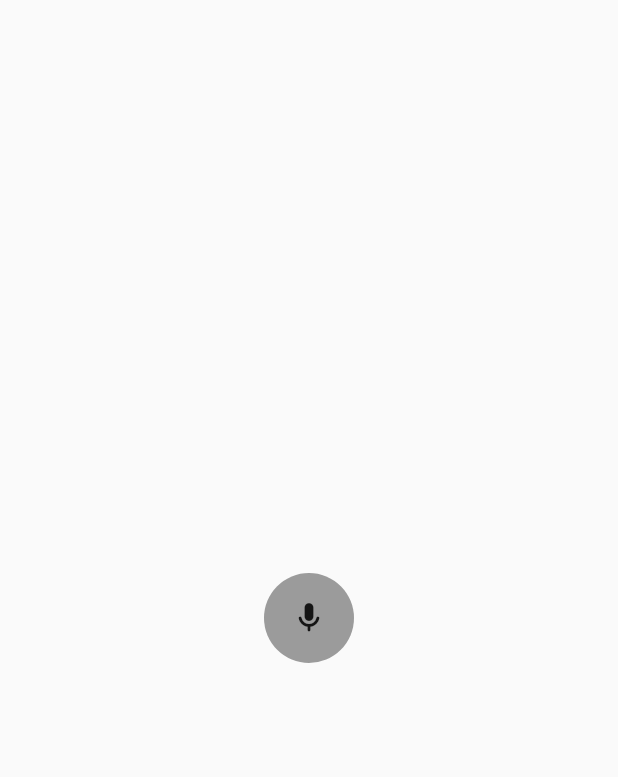
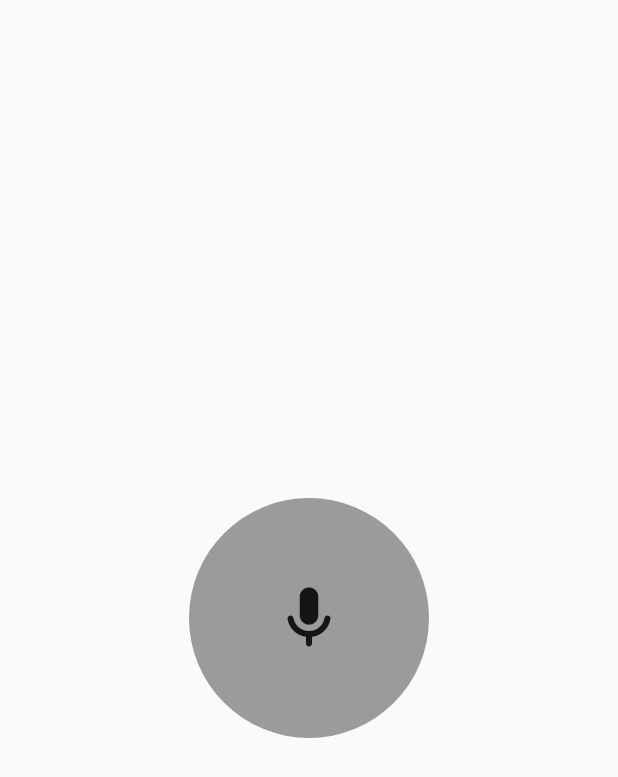
Before and after one commit to maratbekovaidar/shaiqa, a Flutter app: the screen it shows after launch, after a tap on the "mic" icon, on a phone screen of 412 x 824 dp. Shown: the top 777 px of the screen. Run offline on Flutter 3.47's test engine with Material 2 defaults, Android fonts, the phone set to English and light mode, and no system bars; our stand-ins replace dio, permission_handler; missing offline and left inert: flutter_sound, mic_stream.

Commit message:
feat(api): sound detect service feat(sound_stream): release microphone voice stream controller

```diff
--- a/lib/core/sound/sound_controller.dart
+++ b/lib/core/sound/sound_controller.dart
@@ -1,17 +1,17 @@
 
-
+import 'dart:async';
+import 'dart:convert';
 import 'dart:io';
 
-import 'package:flutter/material.dart';
+import 'package:flutter/foundation.dart';
 import 'package:flutter_sound/flutter_sound.dart';
 import 'package:permission_handler/permission_handler.dart';
-
-const pathToSaveAudio = 'record_audio.mp4';
 
 class SoundController {
 
   FlutterSoundRecorder? _soundRecorder;
   bool _isRecorderInitialised = false;
+  StreamSink<Food>? toStream;
 
   bool get isRecording => _soundRecorder!.isRecording;
 
@@ -40,16 +40,26 @@ class SoundController {
   Future _record() async {
     if(!_isRecorderInitialised) return;
 
+
+
     debugPrint("Start recording");
-    await _soundRecorder!.startRecorder(toFile: pathToSaveAudio, codec: Codec.aacMP4);
+    await _soundRecorder!.startRecorder(
+      toFile: "recordedSound.mp4",
+      // codec: Codec.defaultCodec,
+      sampleRate: 44100,
+      // bitRate: 44100,
+      numChannels: 1
+    );
   }
 
   Future _stop() async {
     if(!_isRecorderInitialised) return;
-    await _soundRecorder!.stopRecorder().then((value) {
-      print(value);
-    });
-    debugPrint("End recording");
+    String? path = await _soundRecorder!.stopRecorder();
+    debugPrint("Path: " + path!);
+    // final bytes = File(path).readAsBytesSync();
+    // String img64 = base64Encode(bytes);
+    // debugPrint("End recording");
+    // debugPrint(img64);
   }
 
   Future toggleRecording() async {
--- /dev/null
+++ b/lib/core/sound/sound_stream_controller.dart
@@ -0,0 +1,40 @@
+
+
+import 'dart:async';
+import 'dart:convert';
+import 'dart:typed_data';
+import 'package:mic_stream/mic_stream.dart';
+import 'package:shaiqa/utils/services/music_detect_service.dart';
+
+class SoundStreamController {
+
+  late StreamSubscription<List<int>> listener;
+  MusicDetectService musicDetectService = MusicDetectService();
+  bool isRecord() => listener.isPaused;
+
+  Future listen() async {
+    Stream<Uint8List>? stream = await MicStream.microphone(
+      audioSource: AudioSource.DEFAULT,
+      sampleRate: 44100,
+      channelConfig: ChannelConfig.CHANNEL_IN_MONO,
+      audioFormat: AudioFormat.ENCODING_PCM_16BIT
+    );
+
+    String result = "";
+
+    listener = stream!.listen((samples) {
+      result += base64Encode(samples);
+      // print(base64Encode(samples));
+    });
+    Future.delayed(const Duration(seconds: 5), () {
+      listener.cancel();
+      print(result);
+      musicDetectService.detectSound(base64string: result);
+    });
+  }
+
+  Future stop() async {
+    listener.cancel();
+  }
+
+}
--- a/lib/features/main/views/screens/main_page.dart
+++ b/lib/features/main/views/screens/main_page.dart
@@ -1,6 +1,13 @@
+
+import 'dart:async';
+import 'dart:convert';
+import 'dart:typed_data';
 
 import 'package:flutter/material.dart';
+import 'package:mic_stream/mic_stream.dart';
 import 'package:shaiqa/core/sound/sound_controller.dart';
+import 'package:shaiqa/core/sound/sound_stream_controller.dart';
+import 'package:shaiqa/utils/services/music_detect_service.dart';
 
 class MainPage extends StatefulWidget {
   const MainPage({Key? key}) : super(key: key);
@@ -11,26 +18,25 @@ class MainPage extends StatefulWidget {
 
 
 
-class _MainPageState extends State<MainPage> {
+class _MainPageState extends State<MainPage> with TickerProviderStateMixin  {
 
-  /// Sound Controller
-  final _soundController = SoundController();
 
+
+  bool recording = false;
+  final MusicDetectService _musicDetectService = MusicDetectService();
+  SoundController soundController = SoundController();
+  SoundStreamController soundStreamController = SoundStreamController();
 
   @override
   void initState() {
     super.initState();
-    _soundController.init();
-
-    // _soundController.setSubscriptionDuration(0.01);
-    // _soundController.setDbPeakLevelUpdate(0.8);
-    // _soundController.setDbLevelEnabled(true);
+    soundController.init();
   }
 
 
   @override
   void dispose() {
-    _soundController.dispose();
+    soundController.dispose();
     super.dispose();
   }
 
@@ -45,22 +51,25 @@ class _MainPageState extends State<MainPage> {
             children: [
               GestureDetector(
                 onTap: () async {
-                  final isRecording = await _soundController.toggleRecording();
+                  // soundController.toggleRecording();
+                  soundStreamController.listen();
                   setState(() {
 
                   });
                 },
                 child: CircleAvatar(
-                  radius: 30,
-                  backgroundColor: _soundController.isRecording ? Colors.red[300] : Colors.black38,
+                  radius: 80,
+                  backgroundColor: soundController.isRecording ? Colors.red[300] : Colors.black38,
                   child: Icon(
                     Icons.mic_rounded,
-                    color: _soundController.isRecording ? Colors.red[700] : Colors.black87,
+                    size: 50,
+                    color: soundController.isRecording ? Colors.red[700] : Colors.black87,
                   ),
                 ),
               ),
             ],
-          )
+          ),
+
         ],
       ),
     );
```
Also changed, not shown: lib/utils/services/music_detect_service.dart (added, +31 -0 lines), pubspec.yaml (+6 -1 lines), 5 other files.
